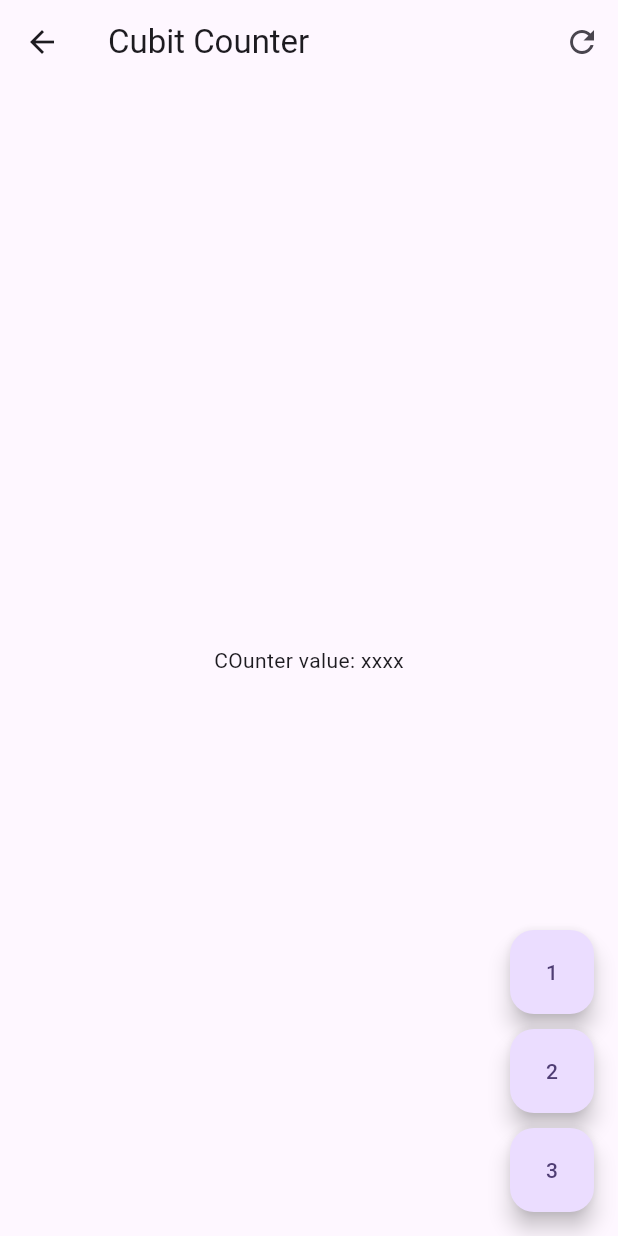
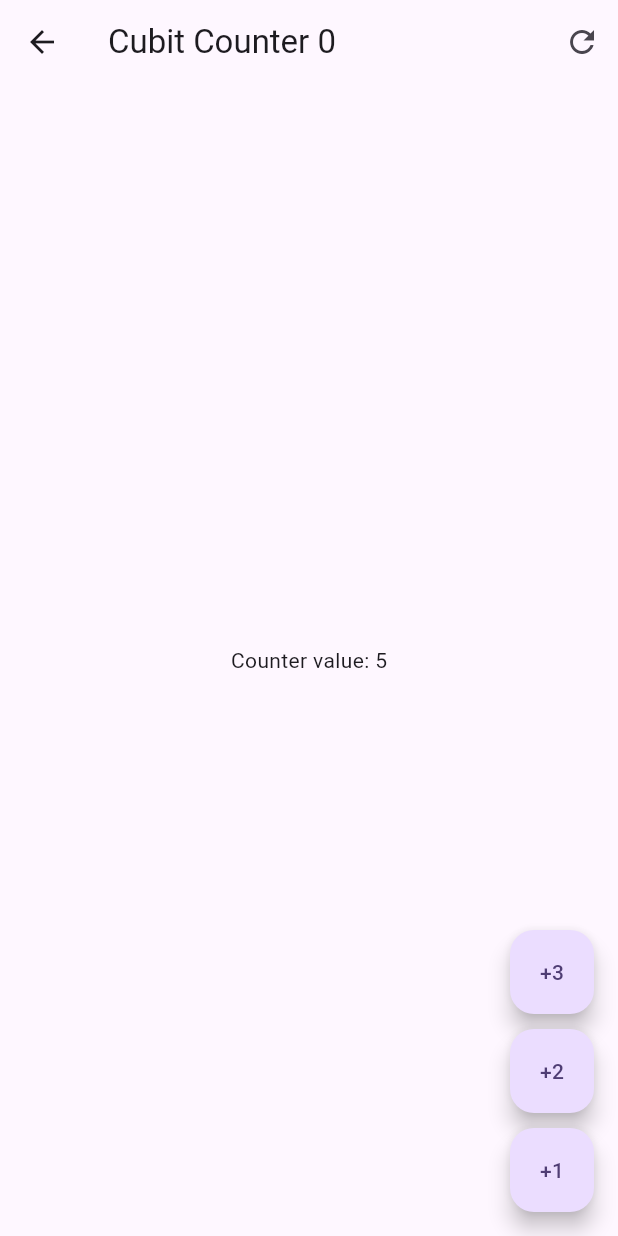
Before and after one commit to RicardoBastardoGH/flutter-forms-app, a Flutter app: the screen it shows after launch, after a tap on "Cubits", on a phone screen of 412 x 824 dp. Run offline on Flutter 3.47's test engine with Material 3 defaults, Android fonts, the phone set to English and light mode, and no system bars; our stand-ins replace equatable, flutter_bloc, go_router.

Commit message:
bloc and cubit implementation

```diff
--- a/lib/config/router/app_router.dart
+++ b/lib/config/router/app_router.dart
@@ -13,5 +13,9 @@ final appRouter = GoRouter(
       path: '/cubits',
       builder: (context, state) => CubitCounterScreen(),
     ),
+    GoRoute(
+      path: '/counter-bloc',
+      builder: (context, state) => BlocCounterScreen(),
+    ),
   ]
 );
--- /dev/null
+++ b/lib/presentation/blocs/counter_bloc/counter_state.dart
@@ -0,0 +1,23 @@
+part of 'counter_bloc.dart';
+
+class CounterState extends Equatable {
+
+  final int counter;
+  final int transactionCount;
+
+  const CounterState({
+    this.counter = 10,
+    this.transactionCount = 0
+  });
+
+  CounterState copyWith ({
+    int? counter,
+    int? transactionCount
+  }) => CounterState(
+    counter: counter ?? this.counter,
+    transactionCount: transactionCount ?? this.transactionCount,
+  );
+
+  @override
+  List<Object> get props => [ counter, transactionCount ];
+}
--- /dev/null
+++ b/lib/presentation/blocs/counter_cubit/counter_state.dart
@@ -0,0 +1,25 @@
+part of 'counter_cubit.dart';
+
+class CounterState extends Equatable {
+
+  final int counter;
+  final int transaccionCount;
+
+  const CounterState({
+    this.counter = 0,
+    this.transaccionCount = 0
+  });
+
+  // Creando un nuevo estado
+  copyWith({
+    int? counter,
+    int? transaccionCount
+  }) => CounterState(
+    counter: counter ?? this.counter,
+    transaccionCount: transaccionCount ?? this.transaccionCount,
+  );
+
+  @override
+  List<Object> get props => [ counter, transaccionCount];
+
+}
--- a/lib/presentation/screens/cubit_counter_screen.dart
+++ b/lib/presentation/screens/cubit_counter_screen.dart
@@ -1,55 +1,82 @@
 import 'package:flutter/material.dart';
+import 'package:flutter_bloc/flutter_bloc.dart';
+import 'package:forms_app/presentation/blocs/counter_cubit/counter_cubit.dart';
 
 class CubitCounterScreen extends StatelessWidget {
   const CubitCounterScreen({super.key});
 
   @override
   Widget build(BuildContext context) {
+    return BlocProvider(
+      create: (context) => CounterCubit(),
+      child: _CubitCounterView(),
+    );
+  }
+}
+
+class _CubitCounterView extends StatelessWidget {
+  const _CubitCounterView();
+
+  void increaseCounterBy (BuildContext context, [int value = 1] ){
+    context.read<CounterCubit>().increaseBy(value);
+  }
+
+  @override
+  Widget build(BuildContext context) {
+
+    // final counterState = context.watch<CounterCubit>().state;
+    // final counterCubit = context.read<CounterCubit>();
     return Scaffold(
       appBar: AppBar(
-        title: const Text('Cubit Counter'),
+        title: context.select((CounterCubit value) {
+          return Text('Cubit Counter ${ value.state.transaccionCount}');
+        }),
         actions: [
-          IconButton(
-            onPressed: (){},
-            icon: Icon (Icons.refresh_outlined)
-          )
+          IconButton(onPressed: () {
+            context.read<CounterCubit>().reset();
+          }, icon: Icon(Icons.refresh_outlined)),
         ],
       ),
       body: Center(
-        child: const Text('COunter value: xxxx')
+        child: BlocBuilder<CounterCubit, CounterState>(
+          // buildWhen: (previous, current) => current.counter != previous.counter,
+          builder: (context, state) {
+            // print('Counter cambio');
+            return Text('Counter value: ${state.counter}');
+          },
+        ),
       ),
       floatingActionButton: Column(
         mainAxisAlignment: MainAxisAlignment.end,
         children: [
           FloatingActionButton(
             heroTag: '1',
-            child: const Text('1'),
-            onPressed: (){
-
-            }
+            child: const Text('+3'),
+            onPressed: () {
+              increaseCounterBy(context, 3);
+            },
           ),
 
-          const SizedBox(height: 10,),
+          const SizedBox(height: 10),
 
           FloatingActionButton(
             heroTag: '2',
-            child: const Text('2'),
-            onPressed: (){
-
-            }
+            child: const Text('+2'),
+            onPressed: () {
+              increaseCounterBy(context, 2);
+            },
           ),
 
-          const SizedBox(height: 10,),
+          const SizedBox(height: 10),
 
           FloatingActionButton(
             heroTag: '3',
-            child: const Text('3'),
-            onPressed: (){
-
-            }
+            child: const Text('+1'),
+            onPressed: () {
+              increaseCounterBy(context);
+            },
           ),
-
-        ]
+        ],
       ),
     );
   }
--- a/lib/presentation/screens/home_screen.dart
+++ b/lib/presentation/screens/home_screen.dart
@@ -16,6 +16,14 @@ class HomeScreen extends StatelessWidget {
             onTap: () {
               context.push('/cubits');
             },
+          ),
+          ListTile(
+            title: const Text('|BLoC'),
+            subtitle: const Text('Gestor de estado compuesto'),
+            trailing: const Icon(Icons.arrow_forward_ios_rounded),
+            onTap: () {
+              context.push('/counter-bloc');
+            },
           )
         ],
       ),
```
Also changed, not shown: lib/presentation/blocs/counter_bloc/counter_bloc.dart (added, +20 -0 lines), lib/presentation/blocs/counter_bloc/counter_event.dart (added, +11 -0 lines), lib/presentation/blocs/counter_cubit/counter_cubit.dart (added, +19 -0 lines), pubspec.yaml (+2 -6 lines), pubspec.lock.
